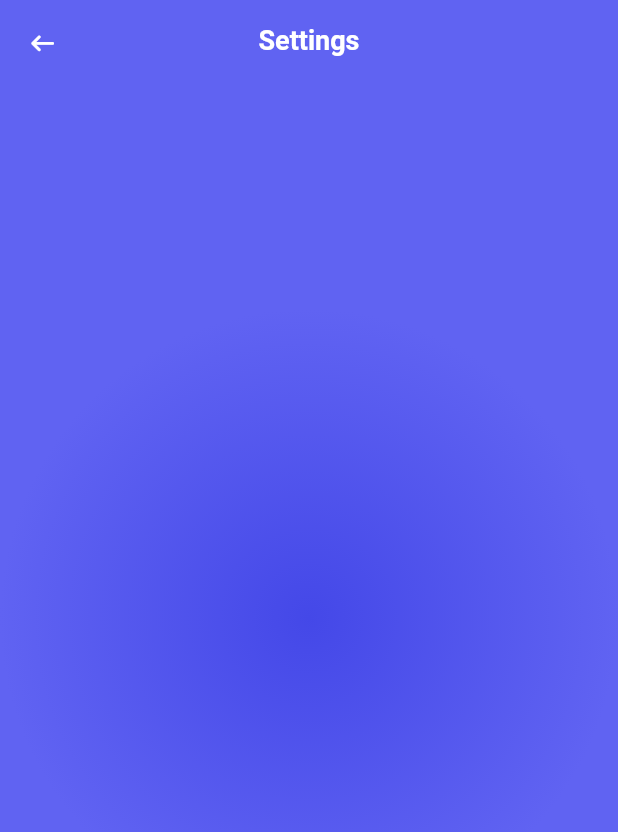
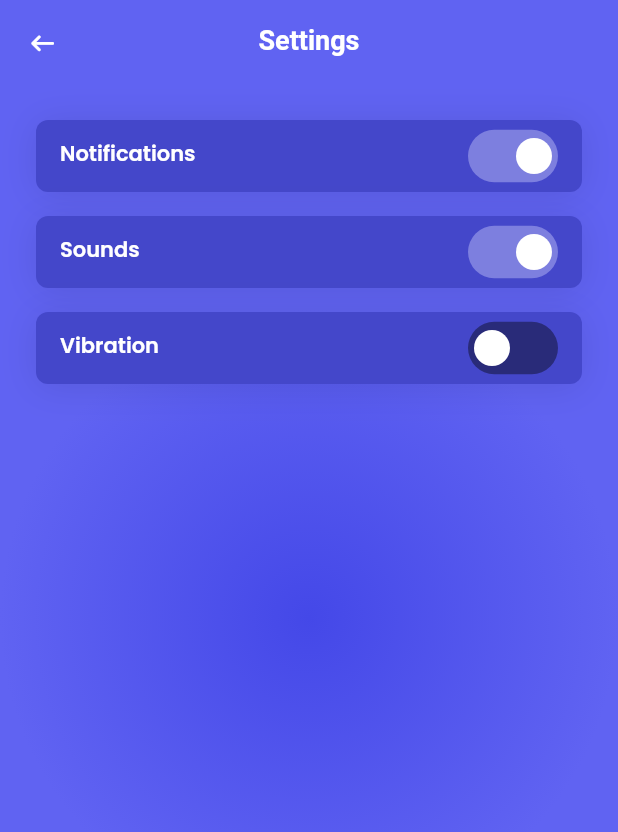
Before and after one commit to hackathonz/erichthonius-flutter-puzzle-hack-2022, a Flutter app: the screen it shows after launch, item 3 of the bottom bar chosen, on a phone screen of 412 x 824 dp. Shown: the top 832 px of the screen. Run offline on Flutter 3.47's test engine with Material 2 defaults, Android fonts, the phone set to English and light mode, and no system bars; drawn by our look-alikes of flutter_switch; our stand-ins replace bloc, flutter_bloc, flutter_svg, google_fonts; missing offline and left inert: colorize_lumberdash, lumberdash.

Commit message:
Settings view ready

```diff
--- a/lib/views/settings/settings_view.dart
+++ b/lib/views/settings/settings_view.dart
@@ -1,14 +1,11 @@
 import 'package:flutter/material.dart';
 import 'package:swap_it/blocs/blocs.dart';
 import 'package:swap_it/l10n/app_localizations.dart';
+import 'package:swap_it/models/models.dart';
 import 'package:swap_it/widgets/widgets.dart';
 
-const _kAppbarTitleInBetweenPadding = EdgeInsets.symmetric(
-  vertical: 5.0,
-);
-
 const _kListViewPadding = EdgeInsets.symmetric(
-  vertical: 16.0,
+  vertical: 24.0,
 );
 
 const _kSeparatorPadding = EdgeInsets.symmetric(
@@ -24,11 +21,58 @@ class SettingsView extends StatelessWidget {
   Widget build(BuildContext context) {
     final localizations = AppLocalizations.of(context);
 
+    final settingsBloc = context.read<SettingsBloc>();
+
+    final settingOptions = [
+      MapEntry(
+        SettingOption.notifications,
+        localizations.notificationsOption,
+      ),
+      MapEntry(
+        SettingOption.sounds,
+        localizations.soundsOption,
+      ),
+      MapEntry(
+        SettingOption.vibration,
+        localizations.vibrationOption,
+      ),
+    ];
+
     return SwapItScaffold(
       appBar: SwapItAppBar(
         title: localizations.settingsTitle,
       ),
-      body: ListView(),
+      body: BlocBuilder<SettingsBloc, SettingsState>(
+        buildWhen: (previous, current) =>
+            current is RetrieveSettingOptionsValuesSuccess,
+        builder: (context, state) {
+          final optionValues = state is RetrieveSettingOptionsValuesSuccess
+              ? state.optionValues
+              : settingsBloc.optionValues;
+
+          return ListView.separated(
+            itemBuilder: (context, index) => SwapItSwitchListTile(
+              leading: settingOptions[index].value,
+              switchInitialValue:
+                  optionValues[settingOptions[index].key] ?? false,
+              onSwitchValueChange: (value) {
+                settingsBloc.add(
+                  SettingOptionValueUpdated(
+                    option: settingOptions[index].key,
+                    value: value,
+                  ),
+                );
+              },
+            ),
+            separatorBuilder: (context, index) => const Padding(
+              padding: _kSeparatorPadding,
+            ),
+            itemCount: settingOptions.length,
+            padding: _kListViewPadding,
+            primary: false,
+          );
+        },
+      ),
     );
   }
 }
```
